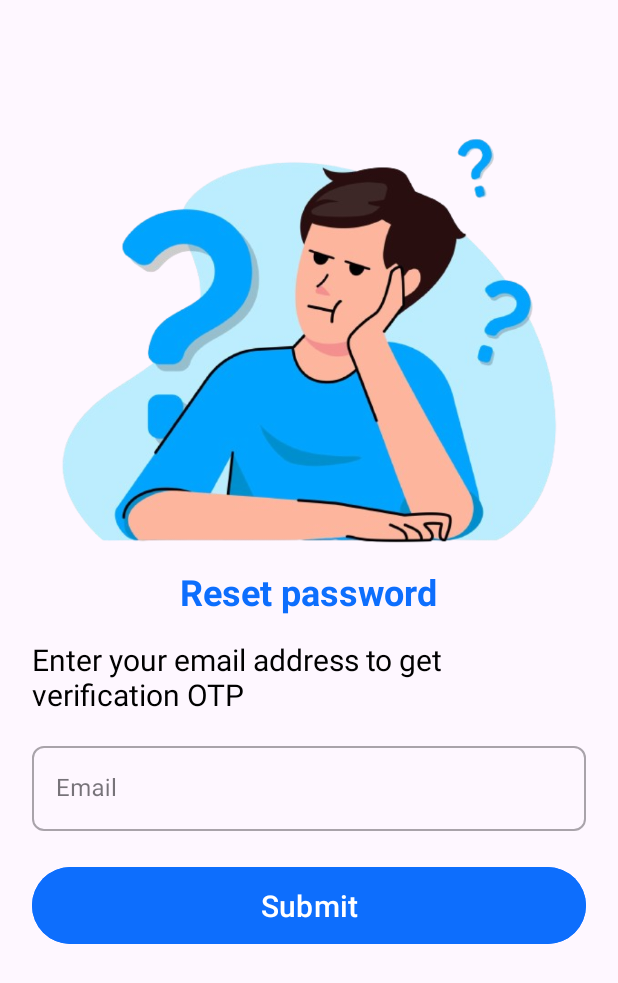
After one commit to souravpaswan-trustt/TrusttKart, an Android app: the ForgotPasswordFragment screen opened through its navigation route, on a phone screen of 412 x 824 dp. The commit adds this screen. Shown: the top 983 px of the screen. Run offline under Robolectric (Android 15) with nearby library versions, the phone set to English and light mode, and no system bars; our stand-ins replace data binding.

Commit message:
forgot password page

```diff
--- /dev/null
+++ b/app/src/main/java/com/example/trusttkart/ui/ForgotPasswordFragment.kt
@@ -0,0 +1,27 @@
+package com.example.trusttkart.ui
+
+import android.os.Bundle
+import android.view.LayoutInflater
+import android.view.View
+import android.view.ViewGroup
+import androidx.databinding.DataBindingUtil
+import androidx.fragment.app.Fragment
+import com.example.trusttkart.R
+import com.example.trusttkart.databinding.FragmentForgotPasswordBinding
+
+class ForgotPasswordFragment : Fragment() {
+
+    private lateinit var binding: FragmentForgotPasswordBinding
+
+    override fun onCreate(savedInstanceState: Bundle?) {
+        super.onCreate(savedInstanceState)
+    }
+
+    override fun onCreateView(
+        inflater: LayoutInflater, container: ViewGroup?,
+        savedInstanceState: Bundle?
+    ): View? {
+        binding = DataBindingUtil.inflate(inflater, R.layout.fragment_forgot_password, container, false)
+        return binding.root
+    }
+}
--- a/app/src/main/java/com/example/trusttkart/ui/SignInFragment.kt
+++ b/app/src/main/java/com/example/trusttkart/ui/SignInFragment.kt
@@ -35,6 +35,11 @@ class SignInFragment : Fragment() {
         binding.signInToSignUpTextView.setOnClickListener {
             it.findNavController().navigate(R.id.action_signInFragment_to_signUpFragment)
         }
+
+        binding.forgotPasswordtextView.setOnClickListener {
+            it.findNavController().navigate(R.id.action_signInFragment_to_forgotPasswordFragment)
+        }
+
         return binding.root
     }
 }
--- a/app/src/main/res/layout/activity_splash_screen.xml
+++ b/app/src/main/res/layout/activity_splash_screen.xml
@@ -27,8 +27,9 @@
             android:layout_width="wrap_content"
             android:layout_height="wrap_content"
             android:text="Powered By"
+            android:textColor="#000000"
             android:textSize="30sp"
-            android:textStyle="bold|italic"
+            android:textStyle="italic"
             app:layout_constraintBottom_toBottomOf="parent"
             app:layout_constraintEnd_toEndOf="parent"
             app:layout_constraintStart_toStartOf="parent"
--- /dev/null
+++ b/app/src/main/res/layout/fragment_forgot_password.xml
@@ -0,0 +1,81 @@
+<?xml version="1.0" encoding="utf-8"?>
+<layout xmlns:android="http://schemas.android.com/apk/res/android"
+    xmlns:app="http://schemas.android.com/apk/res-auto"
+    xmlns:tools="http://schemas.android.com/tools">
+
+    <androidx.constraintlayout.widget.ConstraintLayout
+        android:id="@+id/frameLayout4"
+        android:layout_width="match_parent"
+        android:layout_height="match_parent"
+        tools:context=".ui.ForgotPasswordFragment">
+
+        <LinearLayout
+            android:layout_width="match_parent"
+            android:layout_height="wrap_content"
+            android:layout_margin="20dp"
+            android:orientation="vertical"
+            app:layout_constraintBottom_toBottomOf="parent"
+            app:layout_constraintEnd_toEndOf="parent"
+            app:layout_constraintHorizontal_bias="0.0"
+            app:layout_constraintStart_toStartOf="parent"
+            app:layout_constraintTop_toTopOf="parent"
+            app:layout_constraintVertical_bias="0.285">
+
+            <ImageView
+                android:id="@+id/imageView5"
+                android:layout_width="match_parent"
+                android:layout_height="274dp"
+                android:src="@drawable/forgot_password" />
+
+            <TextView
+                android:id="@+id/textView4"
+                android:layout_width="wrap_content"
+                android:layout_height="wrap_content"
+                android:layout_gravity="center_horizontal"
+                android:layout_margin="15dp"
+                android:text="Reset password"
+                android:textColor="#0D6EFD"
+                android:textSize="24sp"
+                android:textStyle="bold" />
+
+            <TextView
+                android:id="@+id/textView5"
+                android:layout_width="wrap_content"
+                android:layout_height="wrap_content"
+                android:layout_marginBottom="15dp"
+                android:text="Enter your email address to get verification OTP"
+                android:textColor="#000000"
+                android:textSize="20sp" />
+
+            <com.google.android.material.textfield.TextInputLayout
+                android:id="@+id/forgotPasswordEmail"
+                style="@style/Widget.MaterialComponents.TextInputLayout.OutlinedBox"
+                android:layout_width="match_parent"
+                android:layout_height="wrap_content"
+                app:boxCornerRadiusBottomEnd="8dp"
+                app:boxCornerRadiusBottomStart="8dp"
+                app:boxCornerRadiusTopEnd="8dp"
+                app:boxCornerRadiusTopStart="8dp">
+
+                <com.google.android.material.textfield.TextInputEditText
+                    android:layout_width="match_parent"
+                    android:layout_height="wrap_content"
+                    android:layout_marginTop="10dp"
+                    android:hint="Email"
+                    android:inputType="textEmailAddress" />
+            </com.google.android.material.textfield.TextInputLayout>
+
+            <Button
+                android:id="@+id/forgotPasswordEmailButton"
+                android:layout_width="match_parent"
+                android:layout_height="wrap_content"
+                android:layout_gravity="center_horizontal"
+                android:layout_marginTop="20dp"
+                android:backgroundTint="#0D6EFD"
+                android:paddingHorizontal="8dp"
+                android:paddingVertical="12dp"
+                android:text="Submit"
+                android:textSize="20sp" />
+        </LinearLayout>
+    </androidx.constraintlayout.widget.ConstraintLayout>
+</layout>
--- a/app/src/main/res/navigation/nav_graph.xml
+++ b/app/src/main/res/navigation/nav_graph.xml
@@ -22,5 +22,13 @@
         <action
             android:id="@+id/action_signInFragment_to_signUpFragment"
             app:destination="@id/signUpFragment" />
+        <action
+            android:id="@+id/action_signInFragment_to_forgotPasswordFragment"
+            app:destination="@id/forgotPasswordFragment" />
     </fragment>
+    <fragment
+        android:id="@+id/forgotPasswordFragment"
+        android:name="com.example.trusttkart.ui.ForgotPasswordFragment"
+        android:label="fragment_forgot_password"
+        tools:layout="@layout/fragment_forgot_password" />
 </navigation>
```
Also changed, not shown: app/src/main/res/drawable/forgot_password.png (added).
